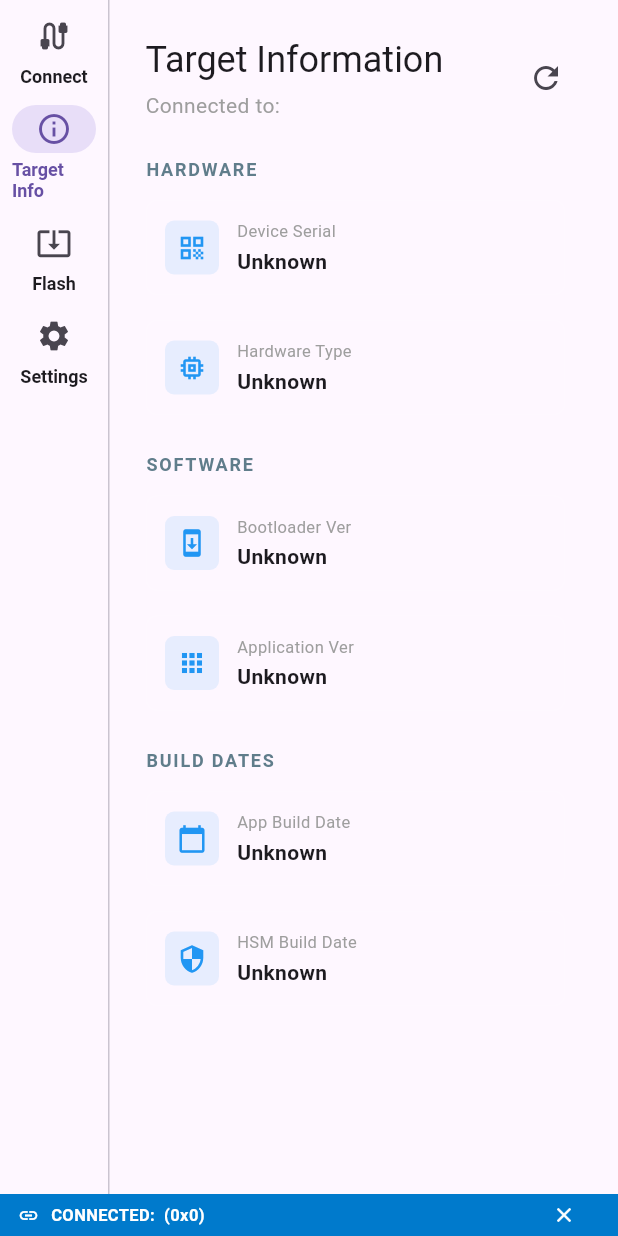
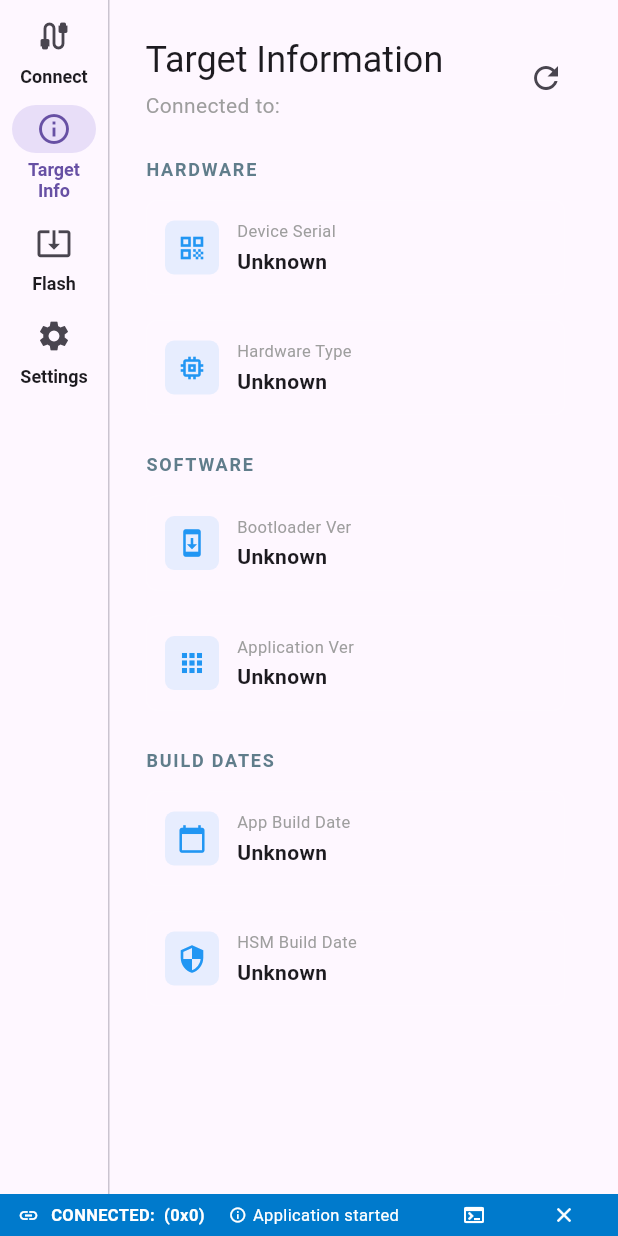
Before and after one commit to cogwal/ecu-toolkit-studio, a Flutter app: the MainShell screen opened directly with empty values, tab 2 chosen, after a tap on "Target Info", on a phone screen of 412 x 824 dp. Run offline on Flutter 3.47's test engine with Material 3 defaults, Android fonts, the phone set to English and light mode, and no system bars; missing offline and left inert: dart:ffi; accounts and stored records are empty; statements that could not run were skipped.

Commit message:
Removed snackbars and added logging service with a log output window, some minor ui fixes as well

```diff
--- a/lib/main_shell.dart
+++ b/lib/main_shell.dart
@@ -1,8 +1,11 @@
+import 'dart:async';
 import 'package:flutter/material.dart';
 import 'models/ecu_profile.dart';
 import 'pages/connection_page.dart';
 import 'pages/functional_pages.dart';
 import 'pages/settings_page.dart';
+import 'services/log_service.dart';
+import 'widgets/log_panel.dart';
 
 class MainShell extends StatefulWidget {
   final VoidCallback onToggleTheme;
@@ -17,11 +20,30 @@ class MainShell extends StatefulWidget {
 class _MainShellState extends State<MainShell> {
   int _selectedIndex = 0;
   EcuProfile? _connectedProfile;
+  bool _isLogPanelVisible = false;
+  LogEntry? _lastLogEntry;
+  StreamSubscription<LogEntry>? _logSubscription;
 
   @override
   void initState() {
     super.initState();
     debugPrint('MainShell.initState called');
+
+    // Subscribe to log updates
+    _logSubscription = LogService().logStream.listen((entry) {
+      setState(() {
+        _lastLogEntry = entry;
+      });
+    });
+
+    // Add initial log message
+    LogService().info('Application started');
+  }
+
+  @override
+  void dispose() {
+    _logSubscription?.cancel();
+    super.dispose();
   }
 
   // --- Connection Logic ---
@@ -43,16 +65,7 @@ class _MainShellState extends State<MainShell> {
   void _onDestinationSelected(int index) {
     // Rule: You cannot go to tabs 1, or 2 unless connected
     if (_connectedProfile == null && index >= 1 && index <= 2) {
-      ScaffoldMessenger.of(context).clearSnackBars();
-      ScaffoldMessenger.of(context).showSnackBar(
-        const SnackBar(
-          content: Text("Please connect to an ECU to access this tool.", style: TextStyle(color: Colors.white)),
-          backgroundColor: Colors.redAccent,
-          duration: Duration(milliseconds: 1500),
-          behavior: SnackBarBehavior.floating,
-          width: 300,
-        ),
-      );
+      LogService().warning("Please connect to an ECU to access this page.");
       return;
     }
 
@@ -116,6 +129,7 @@ class _MainShellState extends State<MainShell> {
                               label: Text(
                                 'Target Info',
                                 style: TextStyle(color: isLocked ? disabledColor : null, fontWeight: FontWeight.bold, fontSize: 12),
+                                textAlign: TextAlign.center,
                               ),
                             ),
 
@@ -142,12 +156,16 @@ class _MainShellState extends State<MainShell> {
 
                 const VerticalDivider(width: 1, thickness: 1),
 
-                // --- MAIN CONTENT ---
+                // --- MAIN CONTENT + LOG PANEL ---
                 Expanded(
-                  child: Stack(
+                  child: Column(
                     children: [
-                      // Main content
-                      Positioned.fill(child: pages[_selectedIndex]),
+                      // Main page content
+                      Expanded(
+                        child: Stack(children: [Positioned.fill(child: pages[_selectedIndex])]),
+                      ),
+                      // Log panel (hidden on Settings page, index 3)
+                      if (_isLogPanelVisible && _selectedIndex != 3) LogPanel(onClose: () => setState(() => _isLogPanelVisible = false)),
                     ],
                   ),
                 ),
@@ -176,7 +194,36 @@ class _MainShellState extends State<MainShell> {
             isConnected ? "CONNECTED: ${_connectedProfile!.name} (0x${_connectedProfile!.txId.toRadixString(16).toUpperCase()})" : "NO CONNECTION",
             style: const TextStyle(color: Colors.white, fontSize: 11, fontWeight: FontWeight.bold),
           ),
-          const Spacer(),
+          const SizedBox(width: 16),
+          // Last log message
+          if (_lastLogEntry != null)
+            Expanded(
+              child: Row(
+                children: [
+                  Icon(_getLogIcon(_lastLogEntry!.level), size: 12, color: _getLogColor(_lastLogEntry!.level)),
+                  const SizedBox(width: 4),
+                  Expanded(
+                    child: Text(
+                      _lastLogEntry!.message,
+                      style: TextStyle(color: _getLogColor(_lastLogEntry!.level), fontSize: 11),
+                      overflow: TextOverflow.ellipsis,
+                    ),
+                  ),
+                ],
+              ),
+            )
+          else
+            const Spacer(),
+          // Log panel toggle button (hidden on Settings page)
+          if (_selectedIndex != 3)
+            IconButton(
+              padding: EdgeInsets.zero,
+              constraints: const BoxConstraints(),
+              icon: Icon(_isLogPanelVisible ? Icons.expand_more : Icons.terminal, size: 16, color: Colors.white),
+              tooltip: _isLogPanelVisible ? 'Hide Output' : 'Show Output',
+              onPressed: () => setState(() => _isLogPanelVisible = !_isLogPanelVisible),
+            ),
+          if (_selectedIndex != 3) const SizedBox(width: 12),
           if (isConnected)
             IconButton(
               padding: EdgeInsets.zero,
@@ -189,4 +236,30 @@ class _MainShellState extends State<MainShell> {
       ),
     );
   }
+
+  IconData _getLogIcon(LogLevel level) {
+    switch (level) {
+      case LogLevel.error:
+        return Icons.error_outline;
+      case LogLevel.warning:
+        return Icons.warning_amber;
+      case LogLevel.info:
+        return Icons.info_outline;
+      case LogLevel.debug:
+        return Icons.bug_report;
+    }
+  }
+
+  Color _getLogColor(LogLevel level) {
+    switch (level) {
+      case LogLevel.error:
+        return Colors.red.shade300;
+      case LogLevel.warning:
+        return Colors.orange.shade300;
+      case LogLevel.info:
+        return Colors.white;
+      case LogLevel.debug:
+        return Colors.grey.shade400;
+    }
+  }
 }
--- a/lib/pages/connection_page.dart
+++ b/lib/pages/connection_page.dart
@@ -3,6 +3,7 @@ import 'dart:async';
 import '../models/ecu_profile.dart';
 import '../models/target_connection.dart';
 import '../services/connection_service.dart';
+import '../services/log_service.dart';
 
 class ConnectionPage extends StatefulWidget {
   final Function(EcuProfile) onEcuConnected;
@@ -43,7 +44,7 @@ class _ConnectionPageState extends State<ConnectionPage> with SingleTickerProvid
 
   void _startNetworkScan() async {
     if (_canHandle == null) {
-      ScaffoldMessenger.of(context).showSnackBar(const SnackBar(content: Text("Please register CAN interface first")));
+      LogService().warning("Please register CAN interface first");
       return;
     }
 
@@ -64,7 +65,7 @@ class _ConnectionPageState extends State<ConnectionPage> with SingleTickerProvid
 
   Future<void> _connectTarget(int sa, int ta, {bool isDiscovery = false}) async {
     if (!ConnectionService().isCanRegistered) {
-      ScaffoldMessenger.of(context).showSnackBar(const SnackBar(content: Text("Please register CAN interface first")));
+      LogService().warning("Please register CAN interface first");
       return;
     }
 
@@ -82,7 +83,7 @@ class _ConnectionPageState extends State<ConnectionPage> with SingleTickerProvid
       }
     } catch (e) {
       if (!isDiscovery) {
-        if (mounted) ScaffoldMessenger.of(context).showSnackBar(SnackBar(content: Text("Connection failed: $e")));
+        LogService().error("Connection failed: $e");
       }
       debugPrint("Error connecting target: $e");
     }
@@ -121,16 +122,12 @@ class _ConnectionPageState extends State<ConnectionPage> with SingleTickerProvid
         _canHandle = ConnectionService().canHandle;
         _canStatus = "Registered (Handle: $_canHandle)";
       });
-      if (mounted) {
-        ScaffoldMessenger.of(context).showSnackBar(const SnackBar(content: Text("CAN interface registered successfully"), backgroundColor: Colors.green));
-      }
+      LogService().info("CAN interface registered successfully");
     } catch (e) {
       setState(() {
         _canStatus = "Error: $e";
       });
-      if (mounted) {
-        ScaffoldMessenger.of(context).showSnackBar(SnackBar(content: Text("Exception: $e")));
-      }
+      LogService().error("Failed to register CAN interface: $e");
     }
   }
 
@@ -141,13 +138,9 @@ class _ConnectionPageState extends State<ConnectionPage> with SingleTickerProvid
         _canHandle = null;
         _canStatus = "Not registered";
       });
-      if (mounted) {
-        ScaffoldMessenger.of(context).showSnackBar(const SnackBar(content: Text("CAN interface deregistered"), backgroundColor: Colors.green));
-      }
+      LogService().info("CAN interface deregistered");
     } catch (e) {
-      if (mounted) {
-        ScaffoldMessenger.of(context).showSnackBar(SnackBar(content: Text("Failed to deregister: $e")));
-      }
+      LogService().error("Failed to deregister CAN interface: $e");
     }
   }
 
@@ -343,43 +336,13 @@ class _ConnectionPageState extends State<ConnectionPage> with SingleTickerProvid
   }
 
   Widget _buildDirectTab() {
-    return Padding(
-      padding: const EdgeInsets.all(24.0),
+    return SingleChildScrollView(
+      padding: const EdgeInsets.all(12.0),
       child: Column(
         mainAxisAlignment: MainAxisAlignment.start,
         children: [
-          TextField(
-            controller: _saController,
-            decoration: const InputDecoration(labelText: "Source Address (SA) (Hex)", prefixText: "0x", border: OutlineInputBorder()),
-          ),
-          const SizedBox(height: 16),
-          TextField(
-            controller: _taController,
-            decoration: const InputDecoration(labelText: "Target Address (TA) (Hex)", prefixText: "0x", border: OutlineInputBorder()),
-          ),
-          const SizedBox(height: 16),
-          Column(
-            crossAxisAlignment: CrossAxisAlignment.start,
-            children: [
-              Text("Connection Timeout: ${_connectionTimeout.toInt()} ms"),
-              Slider(
-                value: _connectionTimeout,
-                min: 100,
-                max: 10000,
-                divisions: 99,
-                label: "${_connectionTimeout.toInt()} ms",
-                onChanged: (value) {
-                  setState(() {
-                    _connectionTimeout = value;
-                  });
-                },
-              ),
-            ],
-          ),
-          const SizedBox(height: 24),
           SizedBox(
             width: double.infinity,
-            height: 45,
             child: ElevatedButton(
               onPressed: () {
                 final sa = int.tryParse(_saController.text, radix: 16) ?? 0xF1;
@@ -389,11 +352,56 @@ class _ConnectionPageState extends State<ConnectionPage> with SingleTickerProvid
               child: const Text("Connect"),
             ),
           ),
-          const SizedBox(height: 16),
+          const SizedBox(height: 8),
           SizedBox(
             width: double.infinity,
-            height: 45,
-            child: OutlinedButton.icon(onPressed: _connectMockTarget, icon: const Icon(Icons.bug_report), label: const Text("Connect Mock Target")),
+            child: OutlinedButton.icon(onPressed: _connectMockTarget, icon: const Icon(Icons.bug_report, size: 18), label: const Text("Connect Mock Target")),
+          ),
+          const SizedBox(height: 12),
+          TextField(
+            controller: _saController,
+            decoration: const InputDecoration(
+              labelText: "Source Address (SA) (Hex)",
+              prefixText: "0x",
+              border: OutlineInputBorder(),
+              isDense: true,
+              contentPadding: EdgeInsets.symmetric(horizontal: 12, vertical: 12),
+            ),
+            style: const TextStyle(fontSize: 14),
+          ),
+          const SizedBox(height: 8),
+          TextField(
+            controller: _taController,
+            decoration: const InputDecoration(
+              labelText: "Target Address (TA) (Hex)",
+              prefixText: "0x",
+              border: OutlineInputBorder(),
+              isDense: true,
+              contentPadding: EdgeInsets.symmetric(horizontal: 12, vertical: 12),
+            ),
+            style: const TextStyle(fontSize: 14),
+          ),
+          const SizedBox(height: 8),
+          Column(
+            crossAxisAlignment: CrossAxisAlignment.start,
+            children: [
+              Text(
+                "Connection Timeout: " + ((_connectionTimeout.toInt() == 0) ? "Indefinite" : "${_connectionTimeout.toInt()} ms"),
+                style: const TextStyle(fontSize: 13),
+              ),
+              Slider(
+                value: _connectionTimeout,
+                min: 0,
+                max: 10000,
+                divisions: 100,
+                label: (_connectionTimeout.toInt() == 0) ? "Indefinite" : "${_connectionTimeout.toInt()} ms",
+                onChanged: (value) {
+                  setState(() {
+                    _connectionTimeout = value;
+                  });
+                },
+              ),
+            ],
           ),
         ],
       ),
--- /dev/null
+++ b/lib/services/log_service.dart
@@ -0,0 +1,68 @@
+import 'dart:async';
+
+/// Log severity levels
+enum LogLevel { debug, info, warning, error }
+
+/// A single log entry with timestamp, level, and message
+class LogEntry {
+  final DateTime timestamp;
+  final LogLevel level;
+  final String message;
+
+  LogEntry({required this.timestamp, required this.level, required this.message});
+
+  String get formattedTime {
+    return '${timestamp.hour.toString().padLeft(2, '0')}:'
+        '${timestamp.minute.toString().padLeft(2, '0')}:'
+        '${timestamp.second.toString().padLeft(2, '0')}';
+  }
+}
+
+/// Singleton service to manage application logs
+class LogService {
+  static final LogService _instance = LogService._internal();
+  factory LogService() => _instance;
+  LogService._internal();
+
+  static const int _maxLogs = 1000;
+
+  final List<LogEntry> _logs = [];
+  final StreamController<LogEntry> _logController = StreamController<LogEntry>.broadcast();
+
+  /// All stored log entries
+  List<LogEntry> get logs => List.unmodifiable(_logs);
+
+  /// Stream of new log entries for real-time updates
+  Stream<LogEntry> get logStream => _logController.stream;
+
+  /// Add a log entry with the specified level and message
+  void log(LogLevel level, String message) {
+    final entry = LogEntry(timestamp: DateTime.now(), level: level, message: message);
+
+    _logs.add(entry);
+
+    // Limit stored logs to prevent memory issues
+    if (_logs.length > _maxLogs) {
+      _logs.removeAt(0);
+    }
+
+    _logController.add(entry);
+  }
+
+  /// Log an info message
+  void info(String message) => log(LogLevel.info, message);
+
+  /// Log a warning message
+  void warning(String message) => log(LogLevel.warning, message);
+
+  /// Log an error message
+  void error(String message) => log(LogLevel.error, message);
+
+  /// Log a debug message
+  void debug(String message) => log(LogLevel.debug, message);
+
+  /// Clear all stored logs
+  void clear() {
+    _logs.clear();
+  }
+}
```
Also changed, not shown: lib/widgets/log_panel.dart (added, +168 -0 lines).
